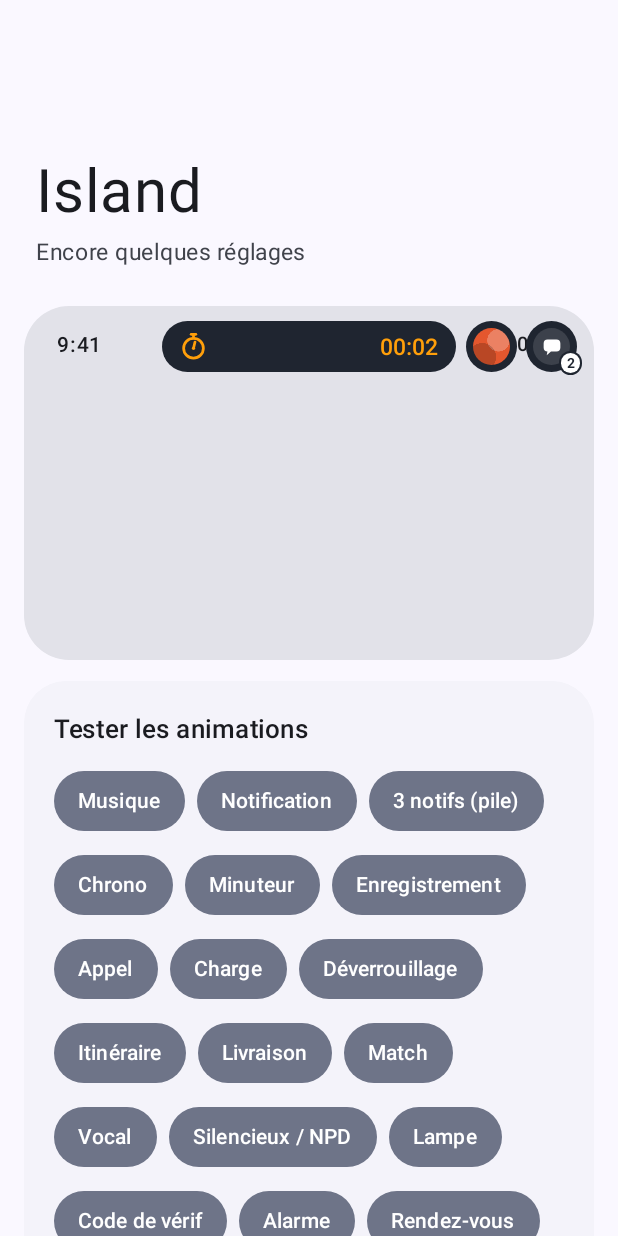
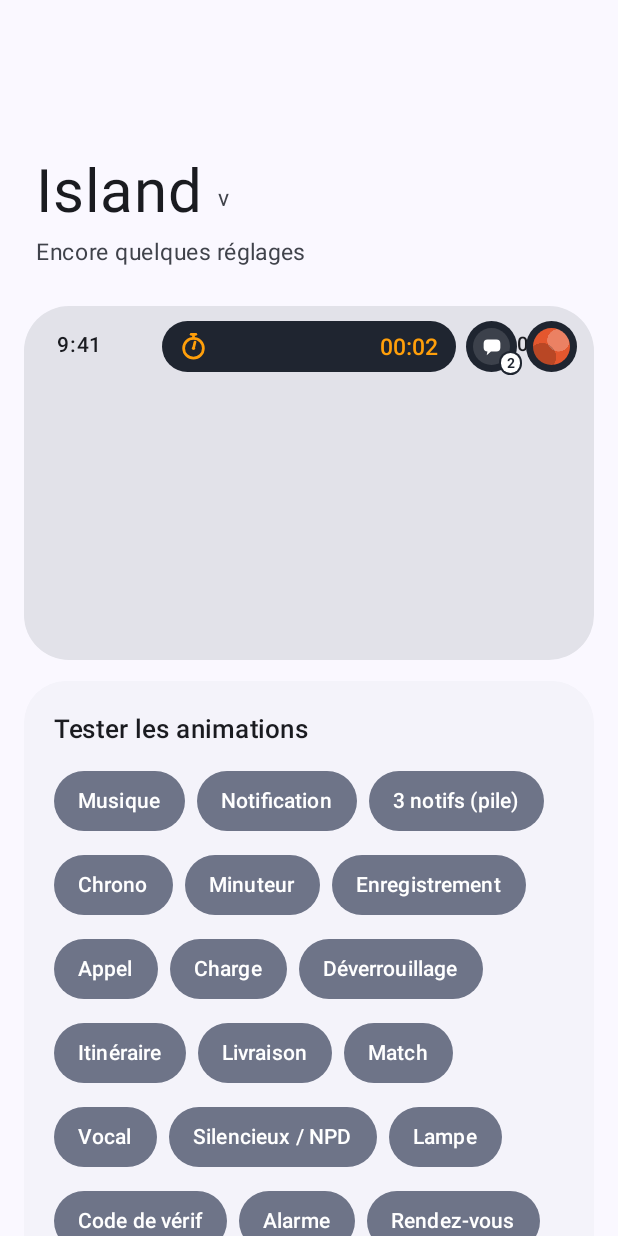
Before and after one commit to Louca90/Island-, an Android app built with Jetpack Compose: the screen it shows after launch (MainActivity), after a tap on "Chrono", on a phone screen of 412 x 824 dp. Run offline under Robolectric (Android 15) with nearby library versions, the phone set to English and light mode, and no system bars; 3 other taps on this screen came first.

```diff
--- a/app/build.gradle.kts
+++ b/app/build.gradle.kts
@@ -10,8 +10,8 @@ android {
         applicationId = "com.louca.island"
         minSdk = 31
         targetSdk = 35
-        versionCode = 17
-        versionName = "2.6"
+        versionCode = 18
+        versionName = "2.7"
     }
     signingConfigs {
         create("island") {
--- a/app/src/main/java/com/louca/island/MainActivity.kt
+++ b/app/src/main/java/com/louca/island/MainActivity.kt
@@ -334,7 +334,12 @@ private fun Home() {
     ) {
         item {
             Column(Modifier.fillMaxWidth().height(190.dp).padding(start = 8.dp, bottom = 10.dp), verticalArrangement = Arrangement.Bottom) {
-                Text("Island", fontSize = 40.sp, fontWeight = FontWeight.Normal, color = cs.onSurface)
+                Row(verticalAlignment = Alignment.Bottom) {
+                    Text("Island", fontSize = 40.sp, fontWeight = FontWeight.Normal, color = cs.onSurface)
+                    Spacer(Modifier.width(10.dp))
+                    val ver = remember { runCatching { ctx.packageManager.getPackageInfo(ctx.packageName, 0).versionName }.getOrNull() ?: "" }
+                    Text("v$ver", fontSize = 15.sp, color = cs.onSurfaceVariant, modifier = Modifier.padding(bottom = 8.dp))
+                }
                 Spacer(Modifier.height(4.dp))
                 Text(
                     if (ready) "Active sur ton S24" else "Encore quelques réglages",
--- a/app/src/main/java/com/louca/island/Model.kt
+++ b/app/src/main/java/com/louca/island/Model.kt
@@ -402,7 +402,9 @@ object IslandStore {
     }
 
     fun others(l: List<Act>, p: Act?): List<Act> =
-        l.filter { it.id != p?.id && !it.urgent }.sortedByDescending { it.kind.prio }.take(3)
+        l.filter { it.id != p?.id && !it.urgent }
+            .sortedWith(compareByDescending<Act> { it.kind == Kind.INBOX }.thenByDescending { it.kind.prio })
+            .take(3)
 
     fun cycle(dir: Int) {
         val l = acts.value.filterNot { it.urgent }.sortedBy { it.kind.prio }
--- a/app/src/main/java/com/louca/island/ui/Island.kt
+++ b/app/src/main/java/com/louca/island/ui/Island.kt
@@ -455,6 +455,14 @@ fun IslandRoot(
             for (k in 0 until 6) { val off = sp.w.value / 2 + 6f + h0.value / 2 + k * (h0.value + 6f); if (free(off)) out += 1 to k else break }
             for (k in 0 until 6) { val off = -(sp.w.value / 2 + 6f + h0.value / 2 + k * (h0.value + 6f)); if (free(off)) out += -1 to k else break }
             out
+        }
+        // No room for the notifications bubble (dead zones)? Pin its counter on the island's corner instead.
+        val inboxIdx = bubbles.indexOfFirst { it.kind == Kind.INBOX }
+        if (!ex && inboxIdx >= 0 && slots.getOrNull(inboxIdx) == null) {
+            CountBadge(
+                bubbles[inboxIdx].level, c,
+                Modifier.align(Alignment.TopCenter).offset(x = w / 2 - 8.dp, y = h0 - 13.dp).graphicsLayer { this.alpha = alpha }
+            )
         }
         bubbles.forEachIndexed { i, b ->
             val slot = slots.getOrNull(i)
```
